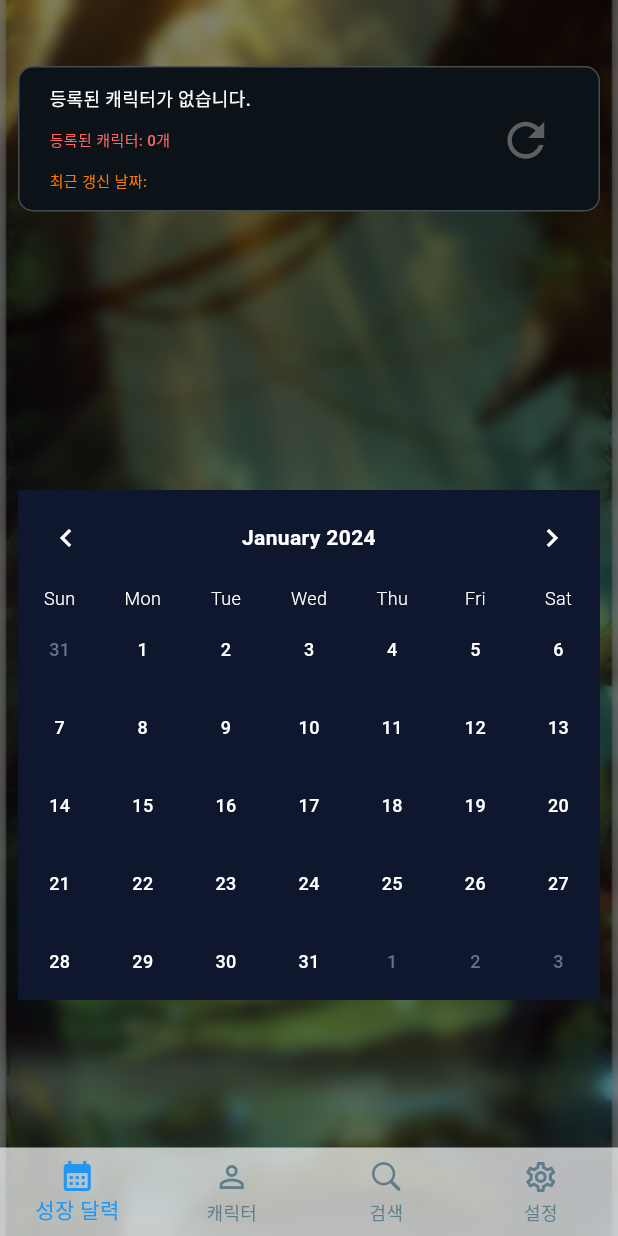
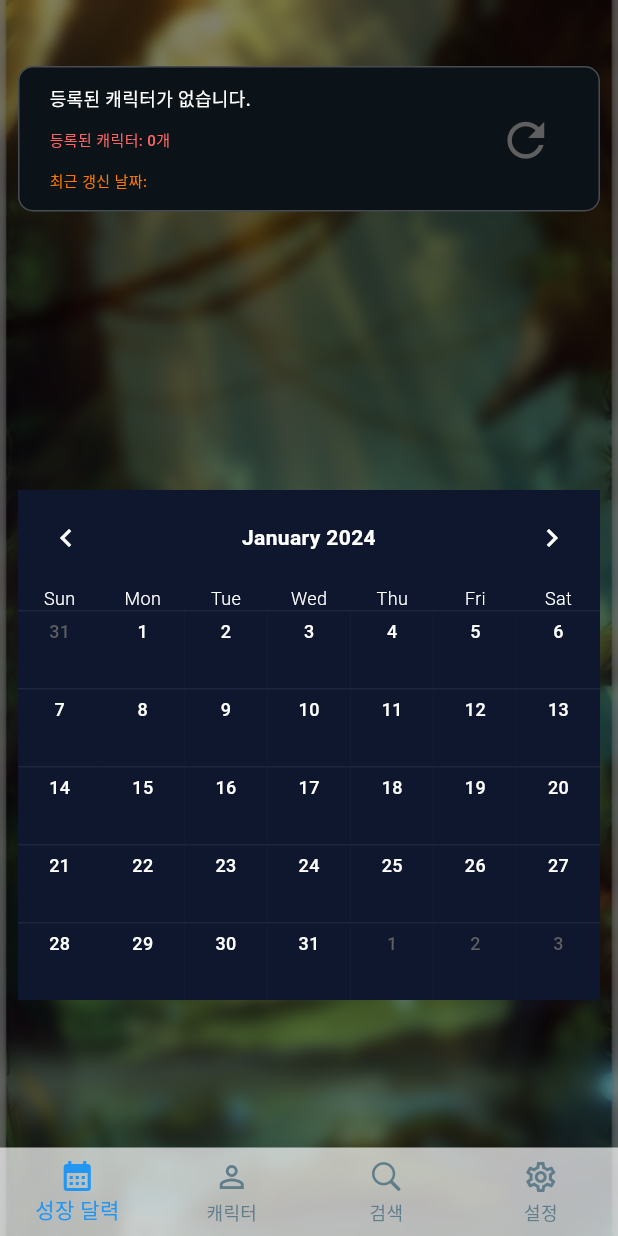
Before and after one commit to WeAreSide/DNFCal, a Flutter app: the screen it shows after launch, on a phone screen of 412 x 824 dp. Run offline on Flutter 3.47's test engine with Material 3 defaults, Android fonts, the phone set to English and light mode, and no system bars; drawn by our look-alikes of table_calendar; our stand-ins replace dio, flutter_dotenv, realm; missing offline and left inert: dart:ffi; generated files the repository leaves out were written again; Roboto replaces fonts that are missing (DNFForgedBlade).

Commit message:
[Feat/#54] 달력 디자인 수정

```diff
--- a/dnf_cal/lib/widgets/MainPage/CalendarBuilder/BuildCalendarBuilders.dart
+++ b/dnf_cal/lib/widgets/MainPage/CalendarBuilder/BuildCalendarBuilders.dart
@@ -5,6 +5,73 @@ import 'package:table_calendar/table_calendar.dart';
 
 CalendarBuilders buildCalendarBuilders() {
   return CalendarBuilders(
+    defaultBuilder: (context, day, focusedDay) {
+      return Container(
+        decoration: BoxDecoration(
+          color: Color(0x10ffffff),
+        ),
+        child: Container(
+          margin: EdgeInsets.only(top: 1),
+          decoration: BoxDecoration(
+            color: Color(0xff0f172f),
+          ),
+          child: Align(
+            alignment: Alignment.topCenter,
+            child: Padding(
+              padding: const EdgeInsets.only(top: 5),
+              child: DnfText(
+                '${day.day}',
+              ),
+            ),
+          ),
+        ),
+      );
+    },
+    todayBuilder: (context, day, focusedDay) {
+      return Container(
+        decoration: BoxDecoration(
+          color: Color(0x0fffffff),
+        ),
+        child: Container(
+          margin: EdgeInsets.only(top: 1),
+          decoration: BoxDecoration(
+            color: Color(0xff0f172f),
+          ),
+          child: Align(
+            alignment: Alignment.topCenter,
+            child: Padding(
+              padding: const EdgeInsets.only(top: 5),
+              child: DnfText(
+                '${day.day}',
+              ),
+            ),
+          ),
+        ),
+      );
+    },
+    outsideBuilder: (context, day, focusedDay) {
+      return Container(
+        decoration: BoxDecoration(
+          color: Color(0x0fffffff),
+        ),
+        child: Container(
+          margin: EdgeInsets.only(top: 1),
+          decoration: BoxDecoration(
+            color: Color(0xff0f172f),
+          ),
+          child: Align(
+            alignment: Alignment.topCenter,
+            child: Padding(
+              padding: const EdgeInsets.only(top: 5),
+              child: DnfText(
+                '${day.day}',
+                color: CustomColor.darkGray(),
+              ),
+            ),
+          ),
+        ),
+      );
+    },
     markerBuilder: (context, day, events) {
       if (events.isNotEmpty) {
         int levelValue = int.parse(events[0].toString()) ~/ 120;
@@ -30,10 +97,12 @@ CalendarBuilders buildCalendarBuilders() {
             levelColor = Colors.red;
         }
         return Positioned(
-          bottom: 1,
+          bottom: 3,
           child: DnfText(
             '${events[0]}',
             color: levelColor,
+            fontSize: 20,
+            fontWeight: FontWeight.w500,
           ),
         );
       }
```
